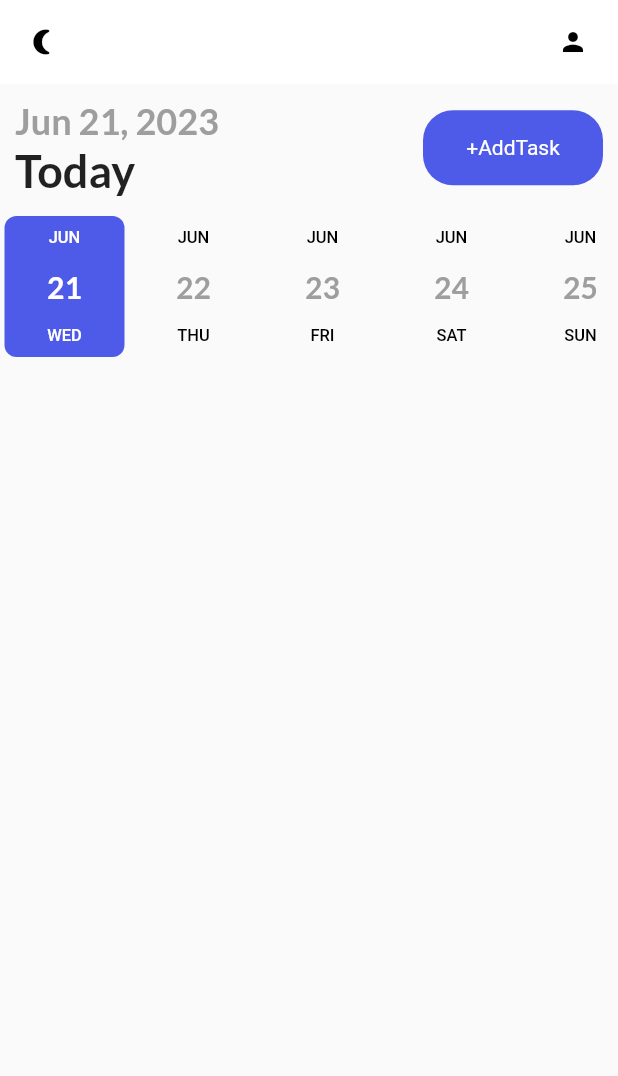
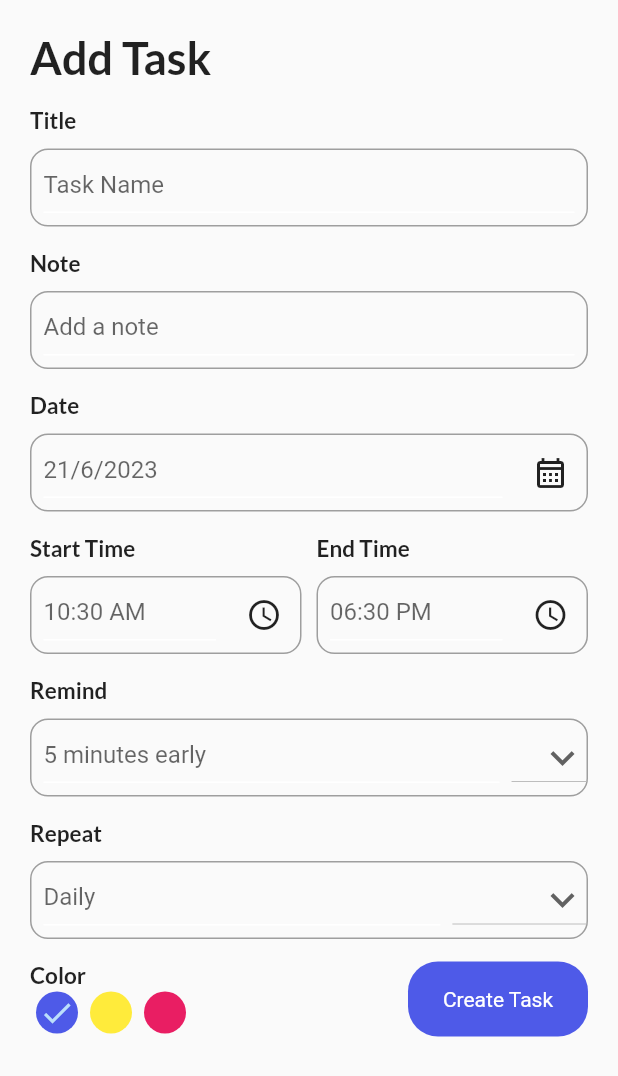
Before and after one commit to cutieandroid/aireminder, a Flutter app: the screen it shows after launch, after a tap on "+AddTask", on a phone screen of 412 x 824 dp. Shown: the top 1076 px of the screen. Run offline on Flutter 3.47's test engine with Material 2 defaults, Android fonts, the phone set to English and light mode, and no system bars; drawn by our look-alikes of date_picker_timeline; our stand-ins replace flutter_local_notifications, get, get_storage, google_fonts, sqflite, timezone; accounts and stored records are empty.

Commit message:
implemented sqlite database, added task to the database and retreived tasks from the database, created a list view which updates itself whenever there is update in the tasklist using getx statemanagement which uses observable variable and obx widget to show the created tasks

```diff
--- /dev/null
+++ b/lib/Controllers/taskcontroller.dart
@@ -0,0 +1,20 @@
+import 'package:aireminder/Models/taskmodel.dart';
+import 'package:aireminder/db/dbhelper.dart';
+import 'package:get/get.dart';
+
+class TaskController extends GetxController{
+  @override
+   void onReady(){
+     super.onReady();
+   }
+   var tasklist=<Task>[].obs;
+
+   Future<int?>addtask({Task? task}) async{
+     return await DBHelper.inserttask(task);
+   }
+   void gettasks() async{
+     List<Map<String,dynamic>> tasks= await DBHelper.query();
+     tasklist.assignAll(tasks.map((data)=>new Task.fromJson(data)).toList());
+
+   }
+}
--- /dev/null
+++ b/lib/Models/taskmodel.dart
@@ -0,0 +1,46 @@
+class Task{
+  int? id;
+  String? title;
+  String? note;
+  int? iscompleted;
+  String? date;
+  String? StartTime;
+  String? endTime;
+  int? color;
+  int? remind;
+  String? repeat;
+
+  Task({this.id,this.title,this.note,this.iscompleted,this.date,this.StartTime,this.endTime,this.color,this.remind,this.repeat});
+
+  Task.fromJson(Map<String,dynamic> json){
+    id=json['id'];
+    title=json['title'];
+    note=json['note'];
+    iscompleted=json['iscompleted'];
+    date=json['date'];
+    StartTime=json['StartTime'];
+    endTime=json['endTime'];
+    color=json['color'];
+    remind=json['remind'];
+    repeat=json['repeat'];
+  }
+
+  Map<String,dynamic>toJson(){
+    final Map<String,dynamic>data= new Map<String,dynamic>();
+
+    data['id']=this.id;
+    data['title']=this.title;
+    data['note']=this.note;
+    data['iscompleted']=this.iscompleted;
+    data['date']=this.date;
+    data['StartTime']=this.StartTime;
+    data['endTime']=this.endTime;
+    data['color']=this.color;
+    data['remind']=this.remind;
+    data['repeat']=this.repeat;
+
+    return data;
+  }
+
+
+}
--- /dev/null
+++ b/lib/db/dbhelper.dart
@@ -0,0 +1,44 @@
+import 'package:sqflite/sqflite.dart';
+
+import '../Models/taskmodel.dart';
+
+class DBHelper{
+  static Database? _db;
+  static final int _version= 1;
+  static final String _tablename="tasks";
+
+  static initDb() async{
+    if(_db!=null){
+      return;
+    }
+    try{
+      String _path= await getDatabasesPath()+'tasks.db';
+      _db= await openDatabase(_path,version: _version,onCreate: (db,verion){
+        print("Creating new");
+        return db.execute("Create table $_tablename("
+            "id integer primary key autoincrement,"
+            "title string, note text, date string,"
+            "StartTime string,endTime string,"
+            "remind integer,repeat string,"
+            "color integer,"
+            "isCompleted integer)",
+        );
+      });
+    } catch(e){
+      print(e);
+    }
+
+  }
+
+  static Future<int?> inserttask (Task? task) async{
+
+    return await _db?.insert(_tablename,task!.toJson());
+
+  }
+
+  static Future <List<Map<String,dynamic>>> query() async{
+    return await _db!.query(_tablename);
+  }
+
+
+}
--- a/lib/main.dart
+++ b/lib/main.dart
@@ -1,3 +1,5 @@
+import 'package:aireminder/Controllers/taskcontroller.dart';
+import 'package:aireminder/db/dbhelper.dart';
 import 'package:aireminder/services/themeservices.dart';
 import 'package:aireminder/ui/homepage.dart';
 import 'package:aireminder/ui/theme.dart';
@@ -7,6 +9,7 @@ import 'package:get_storage/get_storage.dart';
 
 void main() async {
   WidgetsFlutterBinding.ensureInitialized(); //makessure that getstorageisinitialized
+  await DBHelper.initDb();
   await GetStorage.init();
   runApp(const MyApp());
 }
--- /dev/null
+++ b/lib/ui/TaskForm.dart
@@ -0,0 +1,277 @@
+
+import 'package:aireminder/Controllers/taskcontroller.dart';
+import 'package:aireminder/ui/TaskFormWidgets/inputfield.dart';
+import 'package:aireminder/ui/homepagewidgets/AddTaskButton.dart';
+import 'package:aireminder/ui/theme.dart';
+import 'package:flutter/material.dart';
+import 'package:get/get.dart';
+import 'package:get/get_core/src/get_main.dart';
+import 'package:intl/intl.dart';
+
+import '../Models/taskmodel.dart';
+
+class TaskForm extends StatefulWidget {
+  const TaskForm({Key? key}) : super(key: key);
+
+  @override
+  State<TaskForm> createState() => _TaskFormState();
+}
+
+class _TaskFormState extends State<TaskForm> {
+  final TaskController _taskController=Get.put(TaskController());
+  TextEditingController _titleCointroller=TextEditingController();
+  TextEditingController _notecontroller= TextEditingController();
+  DateTime _selecteddate=DateTime.now();
+  String? _starttime=DateFormat("hh:mm a").format(DateTime.now());
+  String? _endtime=DateFormat("hh:mm a").format(DateTime.now().add(Duration(hours: 8)));
+  int _selectedremind=5;
+  String _selectedrepeat="Daily";
+  List<int> remindlist=[
+    5,10,15,20
+  ];
+  List<String> repeatlsit=[
+    "Daily",
+    "weekly",
+    "Monthly"
+
+  ];
+  int _selectedcolor=0;
+  @override
+  Widget build(BuildContext context) {
+    return  Scaffold(
+
+      body:
+        SafeArea(
+          child: Container(
+            padding: EdgeInsets.symmetric(horizontal: 20,vertical: 20),
+            child: SingleChildScrollView(
+              child: Column(
+                crossAxisAlignment: CrossAxisAlignment.start,
+                children: [
+                  Text("Add Task",style: headingstyle,),
+                  InputField(title: "Title",hint:"Task Name",TextEditingController: _titleCointroller,),
+                  InputField(title: "Note",hint:"Add a note",TextEditingController: _notecontroller,),
+                  InputField(widget:IconButton(
+                    icon:Icon(Icons.calendar_month_outlined ),
+                    onPressed: (){
+                      _getdatefromuser();
+                    },
+                  )
+                      ,title: "Date",hint:DateFormat.d().format(_selecteddate)+"/"+DateFormat.M().format(_selecteddate)+"/"+DateFormat.y().format(_selecteddate)),
+                  Row(
+
+                    children: [
+                      Expanded(
+                        child: InputField(widget:IconButton(
+                          icon: Icon(Icons.access_time_outlined),
+                          onPressed: () {
+                            _gettimefromuser(true);
+
+                          },
+
+                        ),
+                        title: "Start Time", hint: _starttime.toString()),
+                      ),
+                      const SizedBox(
+                        width: 10,
+                      ),
+                      Expanded(
+                        child: InputField(widget:IconButton(
+                          icon: Icon(Icons.access_time_outlined),
+                          onPressed: () {
+
+                            _gettimefromuser(false);
+
+                          },
+
+                        ),
+                            title: "End Time", hint: _endtime.toString()),
+                      )
+                    ],
+                  ),
+                  InputField(title:"Remind", hint: "$_selectedremind minutes early",
+                   widget: DropdownButton(
+                     items: remindlist.map<DropdownMenuItem<String>>(
+                           (int value ){
+                             return DropdownMenuItem<String>(
+                               value: value.toString(),
+                                 child: Text(
+                                   value.toString()
+                                 )
+                             );
+
+                       }
+                     ).toList(),
+                    onChanged: (String? newvalue) {
+
+                       setState(() {
+                         _selectedremind=int.parse(newvalue.toString());
+                       });
+
+                    },
+                    icon: Icon(Icons.keyboard_arrow_down),
+                     iconSize: 32,
+                     elevation: 4,
+
+                  ),
+                  ),
+                  InputField(title:"Repeat", hint: "$_selectedrepeat",
+                    widget: DropdownButton(
+                      items: repeatlsit.map<DropdownMenuItem<String>>(
+                              (String value ){
+                            return DropdownMenuItem<String>(
+                                value: value,
+                                child: Text(
+                                    value
+                                )
+                            );
+
+                          }
+                      ).toList(),
+                      onChanged: (String? newvalue) {
+
+                        setState(() {
+                          _selectedrepeat=newvalue.toString();
+                        });
+
+                      },
+                      icon: Icon(Icons.keyboard_arrow_down),
+                      iconSize: 32,
+                      elevation: 4,
+
+                    ),
+                  ),
+                  Padding(
+                    padding: const EdgeInsets.only(top: 15),
+                    child: Row(
+                      mainAxisAlignment: MainAxisAlignment.spaceBetween,
+                      children: [
+                        Column(
+                          crossAxisAlignment: CrossAxisAlignment.start,
+                          children: [
+                            Text("Color",style:inputfieldstyle),
+                            Wrap(
+                              children: List<Widget>.generate(
+                                  3,
+                                      (int index) {
+                                    return GestureDetector(
+                                      onTap:(){
+                                        setState(() {
+                                          _selectedcolor=index;
+                                        });
+
+
+                                      } ,
+                                      child: Padding(
+                                        padding: const EdgeInsets.symmetric(horizontal: 4,vertical: 2),
+                                        child: CircleAvatar(
+                                          child: _selectedcolor==index?Icon(Icons.done):Container(),
+                                          radius: 14,
+                                          backgroundColor: index==0?primcolor:index==1?Colors.yellow:Colors.pink,
+                                        ),
+                                      ),
+                                    );
+
+                                      })
+                              ,
+                            )
+                          ],
+
+                        ),
+                        AddTaskButton(onTap:()=> _validatedata(), label: "Create Task")
+
+
+
+                      ],
+                    ),
+                  ),
+
+
+
+                ],
+              ),
+            ),
+          ),
+        )
+
+    );
+  }
+  _getdatefromuser() async{
+    DateTime? _pickeddate= await showDatePicker(
+        context: context,
+        initialDate: DateTime.now(),
+        firstDate: DateTime(2015),
+        lastDate: DateTime(2030));
+    if(_pickeddate!=null){
+      setState(() {
+        _selecteddate=_pickeddate;
+      });
+    }
+  }
+  _gettimefromuser(bool isstarttime) async{
+    String? _curentstarttime=DateFormat("hh:mm a").format(DateTime.now());
+
+    var pickedtime= await showTimePicker(context: context,
+        initialEntryMode: TimePickerEntryMode.input,
+        initialTime:  TimeOfDay(hour: int.parse(_curentstarttime.toString().split(":")[0]),
+            minute: int.parse(_curentstarttime.toString().split(":")[1].split(" ")[0]))
+    );
+
+    var _formatedtime= pickedtime?.format(context);
+
+     if(_formatedtime==null){
+       setState(() {
+         _starttime=_starttime;
+       });
+     }
+     else
+       {
+         if(isstarttime==true){
+           setState(() {
+             _starttime=_formatedtime;
+           });
+
+         }
+         else if(isstarttime==false){
+           setState(() {
+             _endtime=_formatedtime;
+           });
+         }
+       }
+
+  }
+
+  _validatedata(){
+    if(_titleCointroller.text.isNotEmpty &&_notecontroller.text.isNotEmpty){
+      _addtasktodb();
+      //_taskController.gettasks();
+      Get.back();
+    }
+    else if(_titleCointroller.text.isEmpty ||_notecontroller.text.isEmpty)
+      {
+        Get.snackbar("Ahh !", "All the fields are required",snackPosition:SnackPosition.BOTTOM );
+      }
+  }
+
+  _addtasktodb() async{
+
+    int? value=await _taskController.addtask(
+        task: Task(
+        note: _notecontroller.text,
+        title: _titleCointroller.text,
+        date:DateFormat.d().format(_selecteddate)+"/"+DateFormat.M().format(_selecteddate)+"/"+DateFormat.y().format(_selecteddate),
+        StartTime: _starttime,
+        endTime: _endtime,
+        remind: _selectedremind,
+        repeat: _selectedrepeat,
+        color: _selectedcolor,
+        iscompleted: 0
+    )
+    );
+    print(value);
+
+
+
+  }
+
+}
--- /dev/null
+++ b/lib/ui/TaskFormWidgets/inputfield.dart
@@ -0,0 +1,65 @@
+
+
+import 'package:aireminder/services/themeservices.dart';
+import 'package:aireminder/ui/theme.dart';
+import 'package:flutter/material.dart';
+
+class InputField extends StatelessWidget {
+  final String title,hint;
+  final TextEditingController;
+  final Widget? widget;
+  const InputField({Key? key, required this.title, required this.hint, this.TextEditingController, this.widget}) : super(key: key);
+
+  @override
+  Widget build(BuildContext context) {
+    return Container(
+      padding: EdgeInsets.only(top: 15),
+      child: Column(
+        crossAxisAlignment: CrossAxisAlignment.start,
+        children: [
+          Text(title,style: inputfieldstyle,),
+          Container(
+            margin: EdgeInsets.only(top: 10),
+            height: 52,
+            decoration: BoxDecoration(
+              borderRadius: BorderRadius.circular(12),
+              border: Border.all(
+                color: Colors.grey,
+                width: 1.0
+              )
+            ),
+            child: Row(
+              children: [
+                Expanded(
+                  child: Padding(
+                    padding: const EdgeInsets.all(8.0),
+                    child: TextFormField(
+                      controller: TextEditingController,
+                      readOnly: widget==null?false:true,
+                      decoration: InputDecoration(
+                        hintText: hint,
+                        enabledBorder: UnderlineInputBorder(
+                          borderSide: BorderSide(color:ThemeServices().loadThemeFromStore()?darkGreyclr:Colors.white )
+
+                        ),
+                        focusedBorder:  UnderlineInputBorder(
+                          borderSide: BorderSide(
+                            color: ThemeServices().loadThemeFromStore()?darkGreyclr:Colors.white
+                          )
+                        )
+                      ),
+                      cursorColor: ThemeServices().loadThemeFromStore()?Colors.black:Colors.black,
+
+                    ),
+                  ),
+                ),
+                widget==null?Container():Container(child:widget ,)
+              ],
+            ),
+
+          )
+        ],
+      ),
+    );
+  }
+}
--- a/lib/ui/homepage.dart
+++ b/lib/ui/homepage.dart
@@ -1,5 +1,9 @@
+
+
+import 'package:aireminder/Controllers/taskcontroller.dart';
 import 'package:aireminder/services/notiication_service.dart';
 import 'package:aireminder/services/themeservices.dart';
+import 'package:aireminder/ui/TaskForm.dart';
 import 'package:aireminder/ui/homepagewidgets/AddTaskButton.dart';
 import 'package:aireminder/ui/theme.dart';
 import 'package:date_picker_timeline/date_picker_timeline.dart';
@@ -17,6 +21,7 @@ class Homepage extends StatefulWidget {
 }
 
 class _HomepageState extends State<Homepage> {
+  final _taskcontroller= Get.put(TaskController());
   var selecteddate;
 
   var notifyhelper;
@@ -25,6 +30,7 @@ class _HomepageState extends State<Homepage> {
     super.initState();
     notifyhelper= new Notifyhelper();
     notifyhelper.initializenotification();
+    _taskcontroller.gettasks();
 
   }
 
@@ -35,8 +41,46 @@ class _HomepageState extends State<Homepage> {
 
           body: Column(
             children: [
-              _addtasktaskbar(),
+              _addtasktaskbar(_taskcontroller),
+              _datepickerwidget(selecteddate),
+              _showtasks(_taskcontroller),
+
+            ],
+          ),
+
+    );
+  }
+}
+
+_showtasks (TaskController _taskcontroller){
+  return Expanded(
+    child: Padding(
+      padding: const EdgeInsets.symmetric(vertical: 20,horizontal: 10),
+      child: Obx((){
+        return ListView.builder(
+          itemCount:_taskcontroller.tasklist.length,
+            itemBuilder: (_,context){
+            print(_taskcontroller.tasklist.length);
+
+          return Container(
+            margin: EdgeInsets.symmetric(vertical: 10),
+            width: 100,
+            height: 50,
+            color: primcolor,
+          );
+
+
+        });
+      }),
+    ),
+  );
+
+}
+
+_datepickerwidget( selecteddate){
+  return
     Container(
+      margin: EdgeInsets.symmetric(horizontal: 5),
       child: DatePicker(
         DateTime.now(),
         height: 100,
@@ -45,22 +89,24 @@ class _HomepageState extends State<Homepage> {
         selectionColor: primcolor,
         selectedTextColor: Colors.white,
         dateTextStyle: GoogleFonts.lato(
-                    textStyle: TextStyle(fontSize: 20,fontWeight:FontWeight.w600,color: Colors.grey)
+            textStyle: TextStyle(fontSize: 20,fontWeight:FontWeight.w600,color: Colors.grey),
         ),
+        monthTextStyle: GoogleFonts.lato(
+          textStyle: TextStyle(fontSize: 14,fontWeight:FontWeight.w600,color: ThemeServices().loadThemeFromStore()?Colors.white:Colors.black),
+        ),
+        dayTextStyle:GoogleFonts.lato(
+          textStyle: TextStyle(fontSize: 12,fontWeight:FontWeight.w600,color: ThemeServices().loadThemeFromStore()?Colors.white:Colors.black),
+        ) ,
         onDateChange: (date){
           selecteddate=date;
         },
 
       ),
-              )
-            ],
-          ),
+    );
 
-    );
-  }
 }
 
-_addtasktaskbar(){
+_addtasktaskbar(TaskController _taskcontroller){
   return Padding(
     padding: const EdgeInsets.symmetric(horizontal: 10,vertical: 10),
     child: Row(
@@ -77,7 +123,7 @@ _addtasktaskbar(){
         ),
         //ElevatedButton(onPressed: ()=>null, child: Text("+addtask")),
 
-        AddTaskButton(ontap: ()=>null, label: "+AddTask")
+        AddTaskButton(onTap: ()async {await Get.to(TaskForm()); _taskcontroller.gettasks();}, label: "+AddTask")
       ],
     ),
   );
--- a/lib/ui/homepagewidgets/AddTaskButton.dart
+++ b/lib/ui/homepagewidgets/AddTaskButton.dart
@@ -1,15 +1,18 @@
+import 'package:aireminder/ui/TaskForm.dart';
 import 'package:aireminder/ui/theme.dart';
 import 'package:flutter/material.dart';
+import 'package:get/get.dart';
+import 'package:get/get_core/src/get_main.dart';
 
 class AddTaskButton extends StatelessWidget {
-  final Function ontap;
+  final Function()? onTap;
   final String label;
-  const AddTaskButton({Key? key, required this.ontap, required this.label}) : super(key: key);
+  const AddTaskButton({Key? key, required this.onTap, required this.label}) : super(key: key);
 
   @override
   Widget build(BuildContext context) {
     return GestureDetector(
-      onTap: ()=>null,
+      onTap: onTap,
       child: Container(
         alignment: Alignment.center,
         width: 120,
--- a/lib/ui/theme.dart
+++ b/lib/ui/theme.dart
@@ -46,3 +46,13 @@ TextStyle get headingstyle{
 
   );
 }
+TextStyle get inputfieldstyle{
+  return GoogleFonts.lato(
+      textStyle: const TextStyle(
+        fontSize: 15,
+        fontWeight: FontWeight.bold,
+
+      )
+
+  );
+}
--- a/pubspec.yaml
+++ b/pubspec.yaml
@@ -42,6 +42,7 @@ dependencies:
   timezone:
   google_fonts:
   date_picker_timeline:
+  sqflite:
 
 
 dev_dependencies:
```
Also changed, not shown: pubspec.lock, 1 other file. Lines whose indentation alone changed are shown as unchanged.
